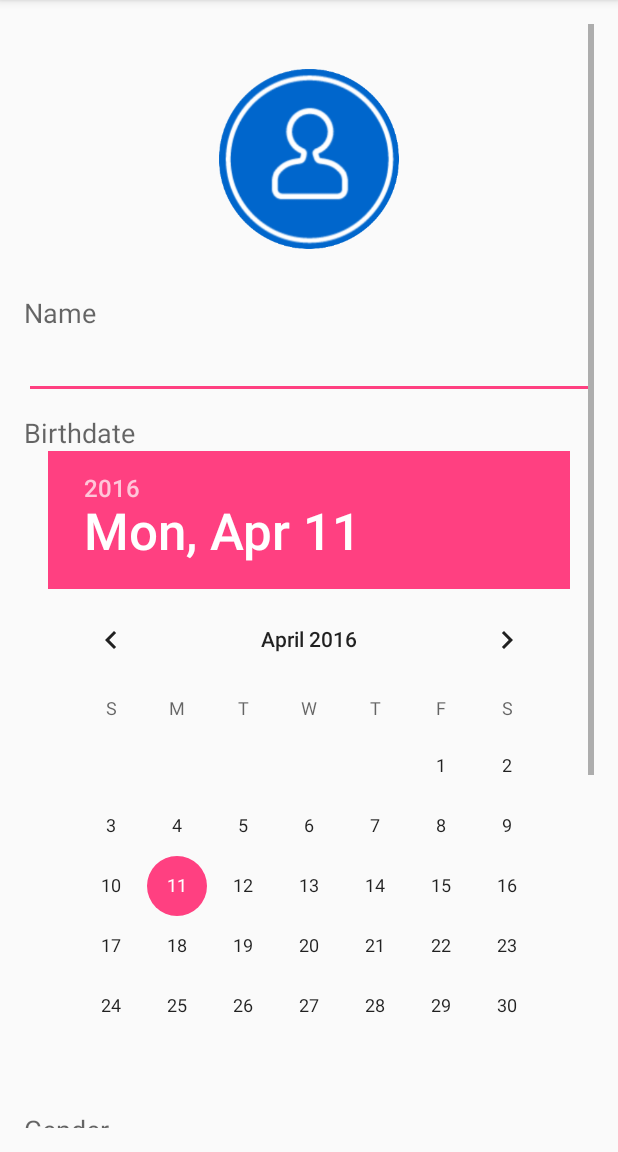
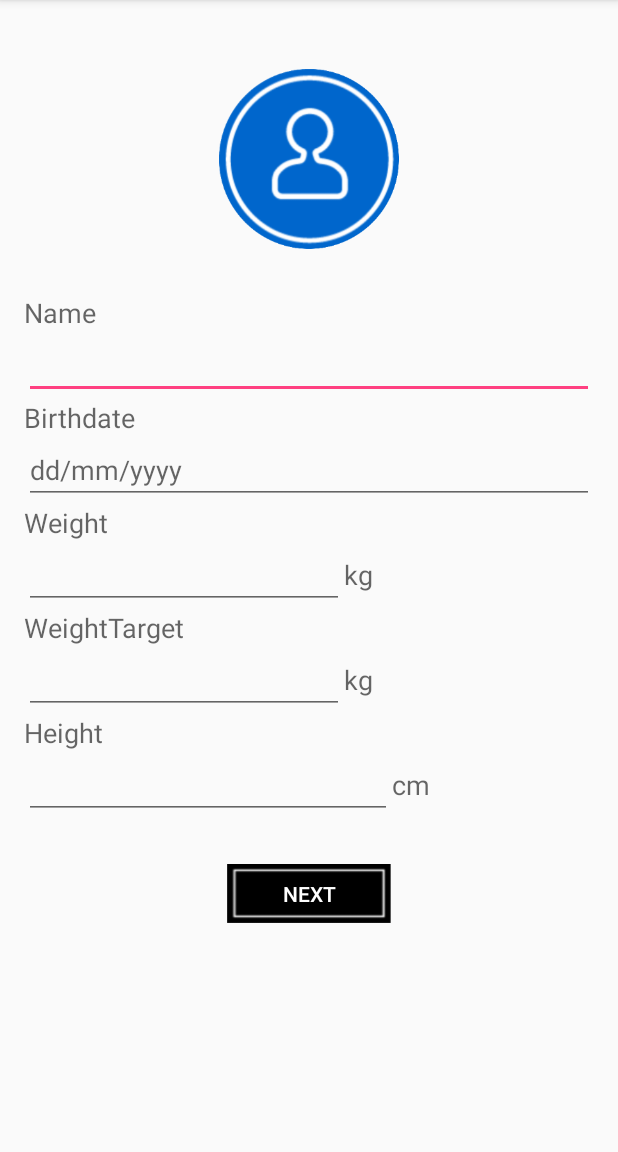
Before and after one commit to bravyto/pplA01, an Android app: the MainActivity screen opened directly, with no data from a screen before it, on a phone screen of 412 x 824 dp, the part 84-1236 px from its top. Run offline under Robolectric (Android 15) with nearby library versions, the light colour scheme and no system bars.

Commit message:
main activity

```diff
--- a/app/src/main/java/ppla01/foodo/MainActivity.java
+++ b/app/src/main/java/ppla01/foodo/MainActivity.java
@@ -1,61 +1,90 @@
 package ppla01.foodo;
 
 import android.content.Intent;
+import android.content.SharedPreferences;
 import android.support.v7.app.AppCompatActivity;
 import android.os.Bundle;
+import android.view.Menu;
 import android.view.View;
-import android.widget.AdapterView;
-import android.widget.ArrayAdapter;
 import android.widget.Button;
-import android.widget.DatePicker;
 import android.widget.EditText;
-import android.widget.Spinner;
+import android.widget.RadioButton;
 import android.widget.Toast;
 
 public class MainActivity extends AppCompatActivity {
 
-    protected EditText user_name;
-    protected DatePicker user_birthdate;
-    protected EditText user_weight;
-    protected EditText user_height;
-    protected Button submit_profile;
+    SharedPreferences spref;
+    SharedPreferences.Editor editor;
+    protected EditText user_name, user_height, user_birthdate,user_weight;
+    String  nama, tinggi, umur, beratnow;
+    boolean valid=true ;
 
-    protected Spinner user_gender;
-    ArrayAdapter<CharSequence> genderAdapter;
 
     @Override
     protected void onCreate(Bundle savedInstanceState) {
         super.onCreate(savedInstanceState);
         setContentView(R.layout.activity_main);
 
+        spref = getApplicationContext().getSharedPreferences("my_data", 0);
+        editor = spref.edit();
         user_name = (EditText) findViewById(R.id.name);
-        user_birthdate = (DatePicker) findViewById(R.id.birthdate);
+        user_height = (EditText) findViewById(R.id.height);
+        user_birthdate= (EditText) findViewById(R.id.birthdate);
         user_weight = (EditText) findViewById(R.id.weight);
-        user_height = (EditText) findViewById(R.id.height);
-        user_gender = (Spinner) findViewById(R.id.gender);
-        genderAdapter = ArrayAdapter.createFromResource(this,R.array.gender,android.R.layout.simple_spinner_item);
-        genderAdapter.setDropDownViewResource(android.R.layout.simple_spinner_dropdown_item);
-        user_gender.setAdapter(genderAdapter);
-        user_gender.setOnItemSelectedListener(new AdapterView.OnItemSelectedListener() {
-            @Override
-            public void onItemSelected(AdapterView<?> parent, View view, int position, long id) {
-                //Toast.makeText(getBaseContext(),parent.getItemAtPosition(position)+" selected",Toast.LENGTH_LONG).show();
-            }
 
-            @Override
-            public void onNothingSelected(AdapterView<?> parent) {
+        user_name.setText(spref.getString("nama", ""), null);
+        user_height.setText(spref.getString("tinggi", ""), null);
+        user_weight.setText(spref.getString("beratnow", ""), null);
+        user_birthdate.setText(spref.getString("umur", ""), null);
 
-            }
-        });
-        submit_profile = (Button) findViewById(R.id.submitProfile);
 
-        submit_profile.setOnClickListener(new View.OnClickListener() {
-            @Override
-            public void onClick(View v) {
+    }
 
-                Intent i = new Intent(MainActivity.this, JadwalMakanActivity.class);
-                startActivity(i);
-            }
-        });
+    public void confirm(View view){
+        spref = getSharedPreferences("my_data", 0);
+        editor = spref.edit();
+
+        nama = user_name.getText().toString();
+        tinggi =user_height.getText().toString();
+        umur = user_birthdate.getText().toString();
+        beratnow = user_weight.getText().toString();
+
+        editor.putString("nama", nama);
+        editor.putString("tinggi", tinggi);
+        editor.putString("umur", umur);
+        editor.putString("beratnow", beratnow);
+
+        if(nama.equals("")){
+            user_name.setError("Type your name");
+            valid = false;
+        }
+        if(tinggi.equals("")){
+            user_height.setError("Type your name");
+            valid = false;
+        }
+        if(beratnow.equals("")){
+            user_height.setError("Type your name");
+            valid = false;
+        }
+        if(umur.equals("")){
+            user_birthdate.setError("Type your name");
+            valid = false;
+        }
+
+        editor.commit();
+        if(valid){
+             Intent intent = new Intent(MainActivity.this, MenuActivity.class);
+             startActivity(intent);
+        }
+        else{
+            Toast.makeText(MainActivity.this, "From contains error" ,Toast.LENGTH_SHORT).show();
+        }
+    }
+    protected void onStart(){
+        super.onStart();
+        if (spref.getString("log","").equals("1")){
+            //Intent intent = new Intent(MainActivity.this, Home.class);
+            //startActivity(intent);
+        }
     }
 }
--- a/app/src/main/res/layout/activity_main.xml
+++ b/app/src/main/res/layout/activity_main.xml
@@ -16,10 +16,11 @@
             android:orientation="vertical"
             android:layout_width="match_parent"
             android:layout_height="match_parent"
-            android:layout_centerVertical="true"
-            android:layout_centerHorizontal="true"
             android:id="@+id/linearLayout"
-            android:weightSum="1">
+            android:weightSum="1"
+            android:layout_alignTop="@+id/scrollView"
+            android:layout_alignParentLeft="true"
+            android:layout_alignParentStart="true">
 
             <ImageView
                 android:layout_width="120dp"
@@ -49,72 +50,104 @@
                 android:layout_height="wrap_content"
                 android:textAppearance="?android:attr/textAppearanceMedium"
                 android:text="Birthdate"
-                android:id="@+id/textView4"
-                android:layout_marginTop="10dp" />
+                android:id="@+id/textView4" />
 
-            <DatePicker
-                android:layout_width="wrap_content"
+            <EditText
+                android:layout_width="match_parent"
                 android:layout_height="wrap_content"
+                android:inputType="date"
+                android:ems="10"
                 android:id="@+id/birthdate"
-                android:layout_gravity="center_horizontal" />
+                android:hint="dd/mm/yyyy" />
 
             <TextView
                 android:layout_width="wrap_content"
                 android:layout_height="wrap_content"
                 android:textAppearance="?android:attr/textAppearanceMedium"
-                android:text="Gender"
-                android:id="@+id/text"
-                android:layout_marginTop="10dp" />
+                android:text="Weight"
+                android:id="@+id/textView5" />
 
-            <Spinner
-                android:layout_width="wrap_content"
+            <LinearLayout
+                android:orientation="horizontal"
+                android:layout_width="match_parent"
                 android:layout_height="wrap_content"
-                android:id="@+id/gender" />
+                android:weightSum="1"
+                android:layout_gravity="center_horizontal">
+
+                <EditText
+                    android:layout_width="wrap_content"
+                    android:layout_height="wrap_content"
+                    android:inputType="numberDecimal"
+                    android:ems="10"
+                    android:id="@+id/weight" />
+
+                <TextView
+                    android:layout_width="wrap_content"
+                    android:layout_height="wrap_content"
+                    android:textAppearance="?android:attr/textAppearanceMedium"
+                    android:text="kg"
+                    android:id="@+id/textView2" />
+
+            </LinearLayout>
 
             <TextView
                 android:layout_width="wrap_content"
                 android:layout_height="wrap_content"
                 android:textAppearance="?android:attr/textAppearanceMedium"
-                android:text="Weight (kg)"
-                android:id="@+id/textView5"
-                android:layout_marginTop="10dp" />
-
-            <EditText
+                android:text="WeightTarget"
+                android:id="@+id/textView52" />
+            <LinearLayout
+                android:orientation="horizontal"
                 android:layout_width="match_parent"
                 android:layout_height="wrap_content"
-                android:inputType="numberDecimal"
-                android:ems="10"
-                android:id="@+id/weight" />
+                android:weightSum="1"
+                android:layout_gravity="center_horizontal">
+
+                <EditText
+                    android:layout_width="wrap_content"
+                    android:layout_height="wrap_content"
+                    android:inputType="numberDecimal"
+                    android:ems="10"
+                    android:id="@+id/target" />
+
+                <TextView
+                    android:layout_width="wrap_content"
+                    android:layout_height="wrap_content"
+                    android:textAppearance="?android:attr/textAppearanceMedium"
+                    android:text="kg"
+                    android:id="@+id/textView21" />
+
+            </LinearLayout>
 
             <TextView
                 android:layout_width="wrap_content"
                 android:layout_height="wrap_content"
                 android:textAppearance="?android:attr/textAppearanceMedium"
-                android:text="Height (cm)"
-                android:id="@+id/textView6"
-                android:layout_marginTop="10dp" />
+                android:text="Height"
+                android:id="@+id/textView6" />
 
-            <EditText
+            <LinearLayout
+                android:orientation="horizontal"
                 android:layout_width="match_parent"
                 android:layout_height="wrap_content"
-                android:inputType="numberDecimal"
-                android:ems="10"
-                android:id="@+id/height" />
+                android:weightSum="1"
+                android:layout_gravity="center_horizontal" >
 
-            <TextView
-                android:layout_width="wrap_content"
-                android:layout_height="wrap_content"
-                android:textAppearance="?android:attr/textAppearanceMedium"
-                android:text="Weight Target (kg)"
-                android:id="@+id/target"
-                android:layout_marginTop="10dp" />
+                <EditText
+                    android:layout_width="wrap_content"
+                    android:layout_height="wrap_content"
+                    android:inputType="numberDecimal"
+                    android:ems="10"
+                    android:id="@+id/height"
+                    android:layout_weight="0.23" />
 
-            <EditText
-                android:layout_width="match_parent"
-                android:layout_height="wrap_content"
-                android:inputType="numberDecimal"
-                android:ems="10"
-                android:id="@+id/editText" />
+                <TextView
+                    android:layout_width="wrap_content"
+                    android:layout_height="wrap_content"
+                    android:textAppearance="?android:attr/textAppearanceMedium"
+                    android:text="cm"
+                    android:id="@+id/textView" />
+            </LinearLayout>
 
             <Button
                 android:layout_width="109dp"
@@ -124,9 +157,13 @@
                 android:layout_gravity="center_horizontal"
                 android:layout_marginTop="30dp"
                 android:background="@drawable/button_submit"
-                android:textColor="@color/abc_primary_text_disable_only_material_dark" />
+                android:textColor="@color/abc_primary_text_disable_only_material_dark"
+                android:onClick="confirm" />
 
         </LinearLayout>
+
     </ScrollView>
 
+
+
 </RelativeLayout>
--- a/app/src/main/res/values/strings.xml
+++ b/app/src/main/res/values/strings.xml
@@ -1,7 +1,3 @@
 <resources>
     <string name="app_name">FooDo</string>
-    <string-array name="gender">
-        <item>Male</item>
-        <item>Female</item>
-    </string-array>
 </resources>
```
Also changed, not shown: app/src/main/java/ppla01/foodo/JadwalMakanActivity.java (+1 -14 lines), app/src/main/java/ppla01/foodo/MenuActivity.java (+27 -4 lines), app/src/main/res/layout/activity_jadwal_makan.xml (+4 -9 lines), app/src/main/res/layout/activity_menu.xml (+4 -9 lines), 3 other files.
